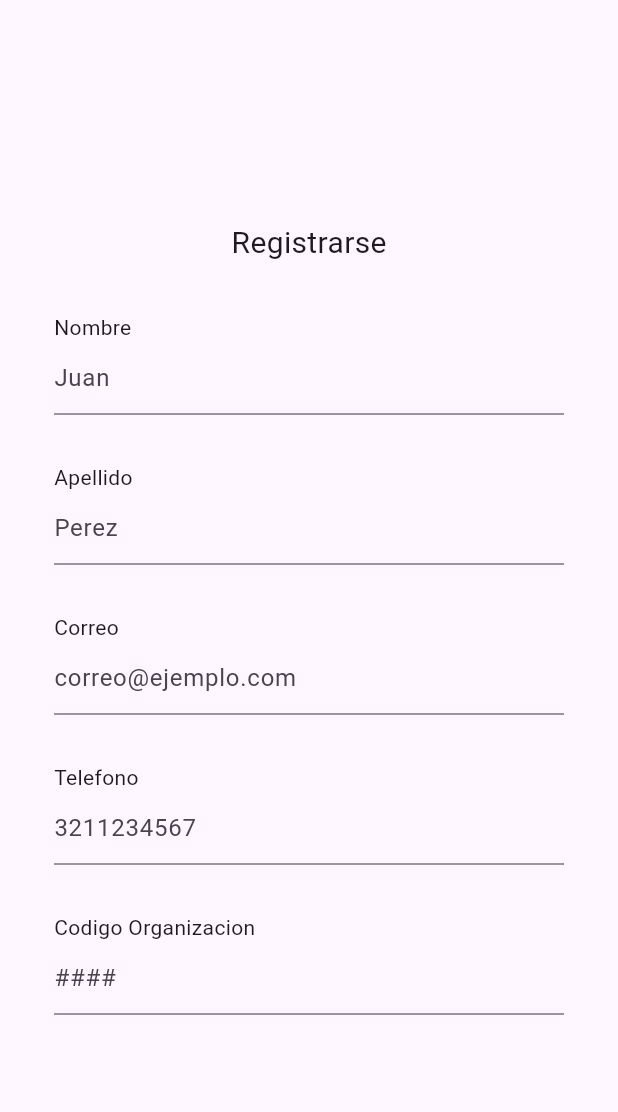
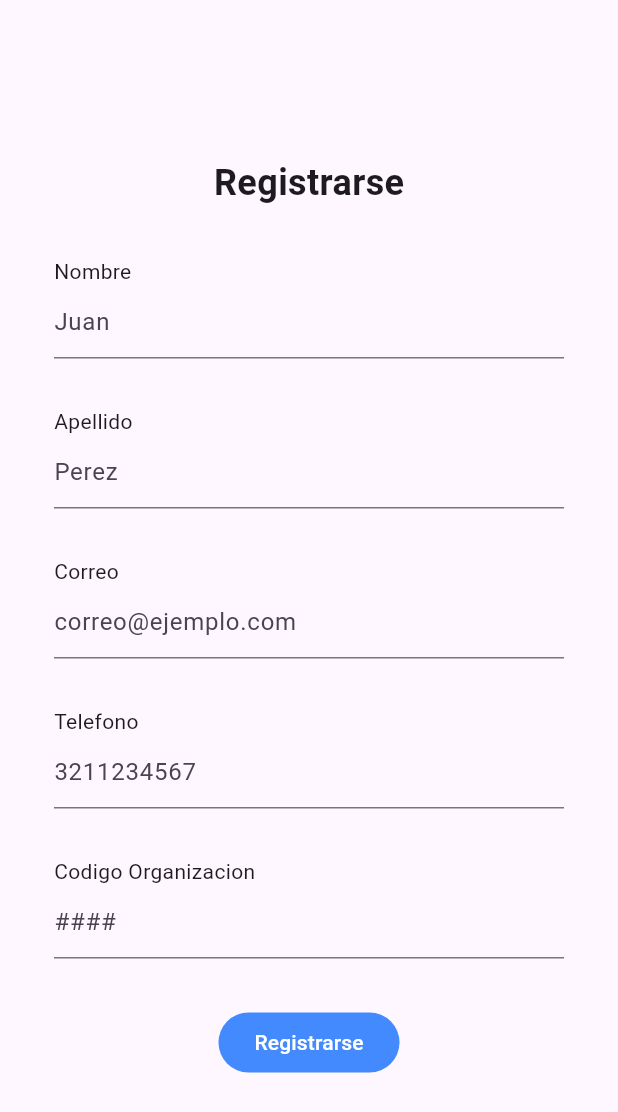
Before and after one commit to JuanFelipeRomero/FreeWheel-Frontend, a Flutter app: the screen it shows after launch, after a tap on "Registrarse", on a phone screen of 412 x 824 dp. Shown: the top 1112 px of the screen. Run offline on Flutter 3.47's test engine with Material 3 defaults, Android fonts, the phone set to English and light mode, and no system bars.

Commit message:
feat: add buttons to home screen

```diff
--- a/lib/screens/register_screen.dart
+++ b/lib/screens/register_screen.dart
@@ -1,4 +1,5 @@
 import "package:flutter/material.dart";
+import "package:freewheel_frontend/screens/home_screen.dart";
 
 class RegisterScreen extends StatelessWidget {
   const RegisterScreen({super.key});
@@ -21,7 +22,10 @@ class RegisterForm extends StatelessWidget {
         child: Column(
           mainAxisAlignment: MainAxisAlignment.center,
           children: [
-            Text('Registrarse', style: TextStyle(fontSize: 20)),
+            Text(
+              'Registrarse',
+              style: TextStyle(fontSize: 24, fontWeight: FontWeight.bold),
+            ),
 
             const SizedBox(height: 32),
 
@@ -54,9 +58,28 @@ class RegisterForm extends StatelessWidget {
               child: Text("Codigo Organizacion"),
             ),
             TextFormField(decoration: const InputDecoration(hintText: '####')),
+
+            const SizedBox(height: 32),
+
+            FilledButton(
+              onPressed: () => _toHomeScreen(context),
+              style: ButtonStyle(
+                backgroundColor: MaterialStateProperty.all<Color>(
+                  Colors.blueAccent,
+                ),
+              ),
+              child: const Text('Registrarse'),
+            ),
           ],
         ),
       ),
     );
   }
 }
+
+void _toHomeScreen(BuildContext context) {
+  Navigator.push(
+    context,
+    MaterialPageRoute(builder: (context) => HomeScreen()),
+  );
+}
```
Also changed, not shown: lib/screens/login_screen.dart (+4 -13 lines).
